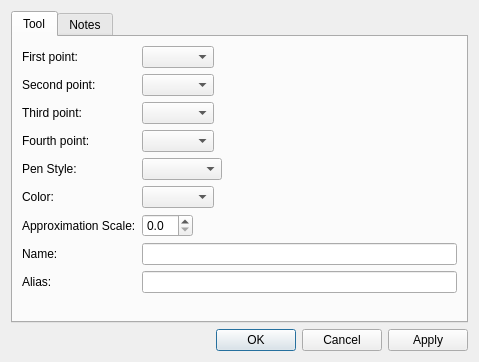
First picture: the form in src/libs/vtools/dialogs/tools/dialogcubicbezier.ui, repository dismine/valentina, before the edit.
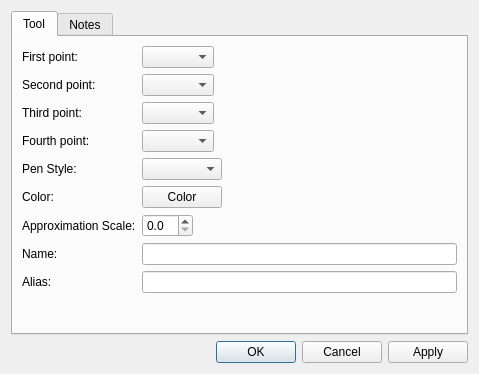
Second picture: the form after the edit. Icons and pictures are not drawn. Custom widgets are drawn as their Qt base class.

Commit message: Tool color picker.

The edit to the form file:
```diff
--- a/src/libs/vtools/dialogs/tools/dialogcubicbezier.ui
+++ b/src/libs/vtools/dialogs/tools/dialogcubicbezier.ui
@@ -7,7 +7,7 @@
     <x>0</x>
     <y>0</y>
     <width>479</width>
-    <height>362</height>
+    <height>374</height>
    </rect>
   </property>
   <property name="windowTitle">
@@ -107,16 +107,6 @@
          </property>
         </widget>
        </item>
-       <item row="5" column="1">
-        <widget class="QComboBox" name="comboBoxColor">
-         <property name="sizePolicy">
-          <sizepolicy hsizetype="Preferred" vsizetype="Preferred">
-           <horstretch>0</horstretch>
-           <verstretch>0</verstretch>
-          </sizepolicy>
-         </property>
-        </widget>
-       </item>
        <item row="6" column="0">
         <widget class="QLabel" name="label_3">
          <property name="text">
@@ -168,6 +158,13 @@
          </property>
         </widget>
        </item>
+       <item row="5" column="1">
+        <widget class="VPE::QtColorPicker" name="pushButtonColor">
+         <property name="text">
+          <string>Color</string>
+         </property>
+        </widget>
+       </item>
       </layout>
      </widget>
      <widget class="QWidget" name="tab_2">
@@ -194,6 +191,13 @@
    </item>
   </layout>
  </widget>
+ <customwidgets>
+  <customwidget>
+   <class>VPE::QtColorPicker</class>
+   <extends>QPushButton</extends>
+   <header>../vpropertyexplorer/qtcolorpicker.h</header>
+  </customwidget>
+ </customwidgets>
  <resources>
   <include location="../../../vmisc/share/resources/icon.qrc"/>
  </resources>
```
The commit also changes 62 other files.
